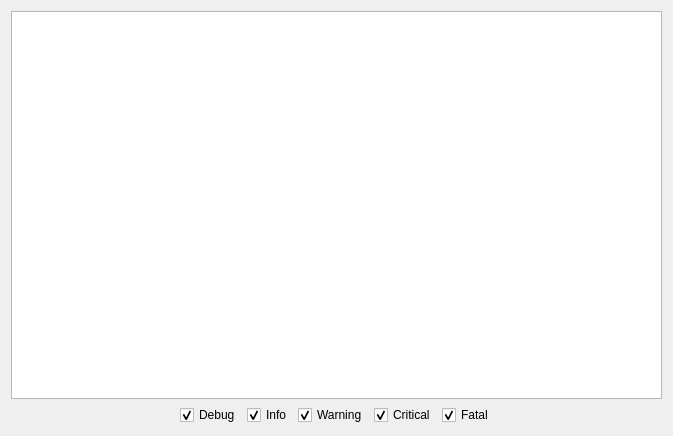
Before: the Qt Designer form Monitoring/src/ui/logdisplay.ui in isir/SAM, drawn with Qt 5.
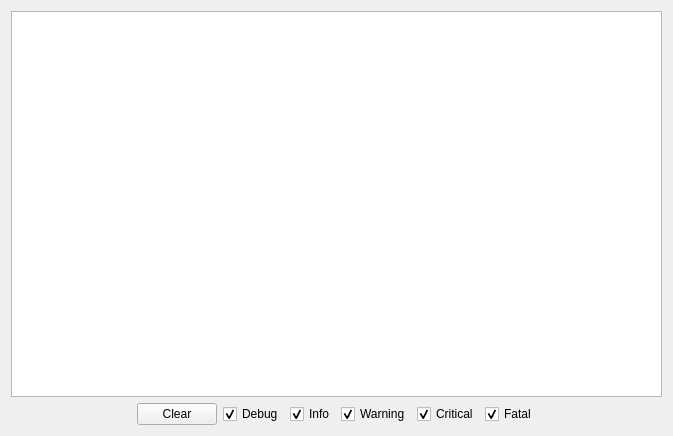
After: the same form once the commit is applied.

Commit message: Adding a clear button

Diff of the .ui file:
```diff
--- a/Monitoring/src/ui/logdisplay.ui
+++ b/Monitoring/src/ui/logdisplay.ui
@@ -32,6 +32,13 @@
        </property>
       </spacer>
      </item>
+     <item>
+      <widget class="QPushButton" name="pushButton_clear">
+       <property name="text">
+        <string>Clear</string>
+       </property>
+      </widget>
+     </item>
      <item>
       <widget class="QCheckBox" name="checkBox_debug">
        <property name="text">
```
The commit also changes 1 other file.
